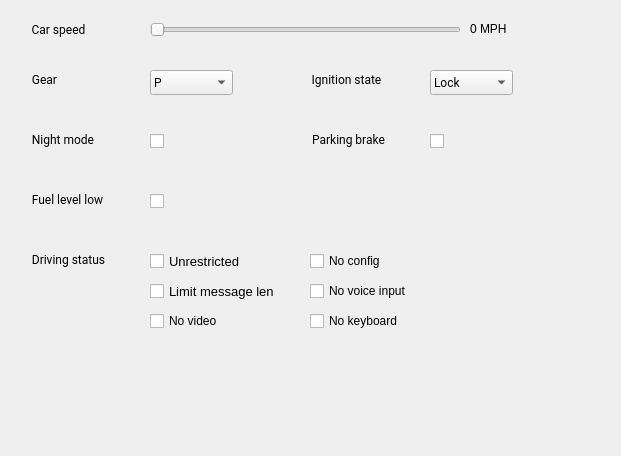
Old version of the form android/android-emu/android/skin/qt/extended-pages/car-data-emulation/car-sensor-data.ui in the repository aosp-mirror/platform_external_qemu.
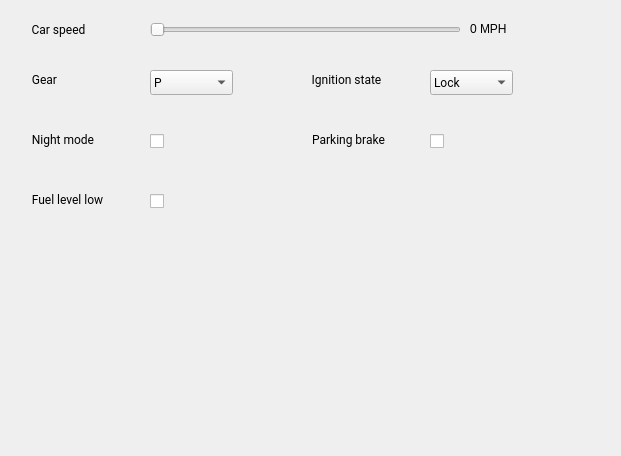
New version of the form.

What changed in the file:
```diff
--- a/android/android-emu/android/skin/qt/extended-pages/car-data-emulation/car-sensor-data.ui
+++ b/android/android-emu/android/skin/qt/extended-pages/car-data-emulation/car-sensor-data.ui
@@ -178,32 +178,6 @@
    <property name="geometry">
     <rect>
      <x>30</x>
-     <y>250</y>
-     <width>131</width>
-     <height>51</height>
-    </rect>
-   </property>
-   <property name="font">
-    <font>
-     <family>Roboto</family>
-     <weight>50</weight>
-     <bold>false</bold>
-    </font>
-   </property>
-   <property name="styleSheet">
-    <string notr="true">border: 0px;</string>
-   </property>
-   <property name="title">
-    <string>Driving status</string>
-   </property>
-   <property name="ColorGroup" stdset="0">
-    <string>Title</string>
-   </property>
-  </widget>
-  <widget class="QGroupBox" name="groupBox_6">
-   <property name="geometry">
-    <rect>
-     <x>30</x>
      <y>190</y>
      <width>481</width>
      <height>21</height>
@@ -444,94 +418,6 @@
     <string>Title</string>
    </property>
   </widget>
-  <widget class="QCheckBox" name="checkBox_no_voice">
-   <property name="geometry">
-    <rect>
-     <x>310</x>
-     <y>280</y>
-     <width>131</width>
-     <height>22</height>
-    </rect>
-   </property>
-   <property name="text">
-    <string>No voice input</string>
-   </property>
-  </widget>
-  <widget class="QCheckBox" name="checkBox_no_video">
-   <property name="geometry">
-    <rect>
-     <x>150</x>
-     <y>310</y>
-     <width>96</width>
-     <height>22</height>
-    </rect>
-   </property>
-   <property name="text">
-    <string>No video</string>
-   </property>
-  </widget>
-  <widget class="QCheckBox" name="checkBox_no_keyboard">
-   <property name="geometry">
-    <rect>
-     <x>310</x>
-     <y>310</y>
-     <width>111</width>
-     <height>22</height>
-    </rect>
-   </property>
-   <property name="text">
-    <string>No keyboard</string>
-   </property>
-  </widget>
-  <widget class="QCheckBox" name="checkBox_unrestricted">
-   <property name="geometry">
-    <rect>
-     <x>150</x>
-     <y>250</y>
-     <width>121</width>
-     <height>22</height>
-    </rect>
-   </property>
-   <property name="font">
-    <font>
-     <pointsize>10</pointsize>
-    </font>
-   </property>
-   <property name="text">
-    <string>Unrestricted</string>
-   </property>
-  </widget>
-  <widget class="QCheckBox" name="checkBox_limit_msg_len">
-   <property name="geometry">
-    <rect>
-     <x>150</x>
-     <y>280</y>
-     <width>131</width>
-     <height>22</height>
-    </rect>
-   </property>
-   <property name="font">
-    <font>
-     <pointsize>10</pointsize>
-    </font>
-   </property>
-   <property name="text">
-    <string>Limit message len</string>
-   </property>
-  </widget>
-  <widget class="QCheckBox" name="checkBox_no_config">
-   <property name="geometry">
-    <rect>
-     <x>310</x>
-     <y>250</y>
-     <width>96</width>
-     <height>22</height>
-    </rect>
-   </property>
-   <property name="text">
-    <string>No config</string>
-   </property>
-  </widget>
  </widget>
  <resources/>
  <connections/>
```
Left out of the diff: 5 changed lines with no effect on the pictures.
